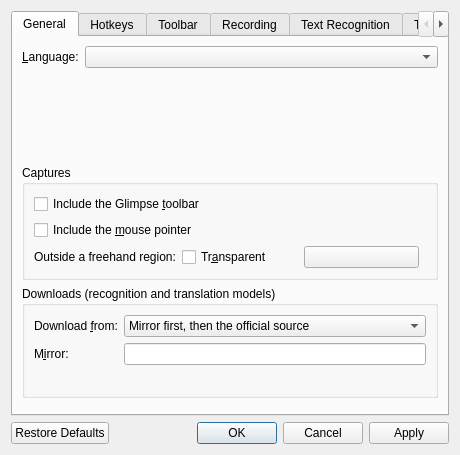
Above: src/settings/SettingsDialog.ui from ChickenSeller/glimpse before the change. Below: the same form after it.
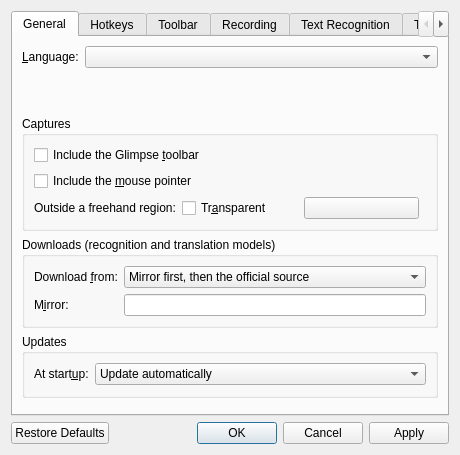
That is the form after the change. Custom widgets are drawn as their Qt base class.

Commit message:
Check the homepage for updates at start
Settings > General chooses what happens at start: update automatically,
install a required version automatically, ask before updating, or never
check. The Pages job publishes update.json with the latest release and the
one set as GLIMPSE_REQUIRED_VERSION, each with its package's SHA-256 and
size. A verified package is installed by resources/update.ps1 once
Glimpse has quit, which then starts the new version (or the old one again
should anything fail). Windows only.

Diff of the .ui file:
```diff
--- a/src/settings/SettingsDialog.ui
+++ b/src/settings/SettingsDialog.ui
@@ -153,6 +153,49 @@
          </layout>
         </widget>
        </item>
+       <item>
+        <widget class="QGroupBox" name="updateGroup">
+         <property name="title">
+          <string>Updates</string>
+         </property>
+         <layout class="QFormLayout" name="updateForm">
+          <item row="0" column="0">
+           <widget class="QLabel" name="updateModeLabel">
+            <property name="text">
+             <string>At start&amp;up:</string>
+            </property>
+            <property name="buddy">
+             <cstring>updateModeCombo</cstring>
+            </property>
+           </widget>
+          </item>
+          <item row="0" column="1">
+           <widget class="QComboBox" name="updateModeCombo">
+            <item>
+             <property name="text">
+              <string>Update automatically</string>
+             </property>
+            </item>
+            <item>
+             <property name="text">
+              <string>Install required updates automatically</string>
+             </property>
+            </item>
+            <item>
+             <property name="text">
+              <string>Ask before updating</string>
+             </property>
+            </item>
+            <item>
+             <property name="text">
+              <string>Never update</string>
+             </property>
+            </item>
+           </widget>
+          </item>
+         </layout>
+        </widget>
+       </item>
        <item>
         <spacer name="generalSpacer">
          <property name="orientation">
```
The commit also changes 12 other files.
